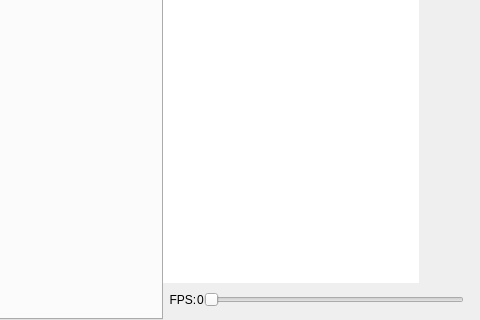
Above: OpenRGBEffectTab.ui from DLdota/OpenRGBEffectsPlugin before the change; both pictures show x 478 to 958 and y 157 to 477 of the 958 by 477 pixel window. Below: the same form after it.
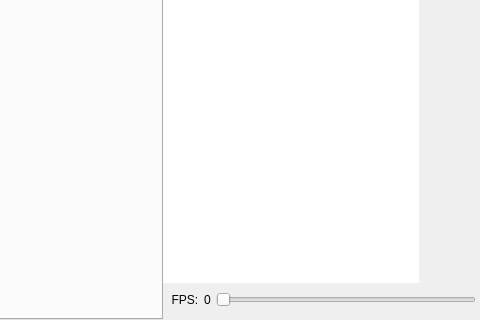
That is the form after the change.

Commit message: Let star finish after max star is changed

The edit to the form file:
```diff
--- a/OpenRGBEffectTab.ui
+++ b/OpenRGBEffectTab.ui
@@ -143,6 +143,12 @@
       </item>
       <item>
        <layout class="QHBoxLayout" name="FPSLayout">
+        <property name="spacing">
+         <number>5</number>
+        </property>
+        <property name="leftMargin">
+         <number>2</number>
+        </property>
         <property name="topMargin">
          <number>2</number>
         </property>
```
The commit also changes 1 other file.
